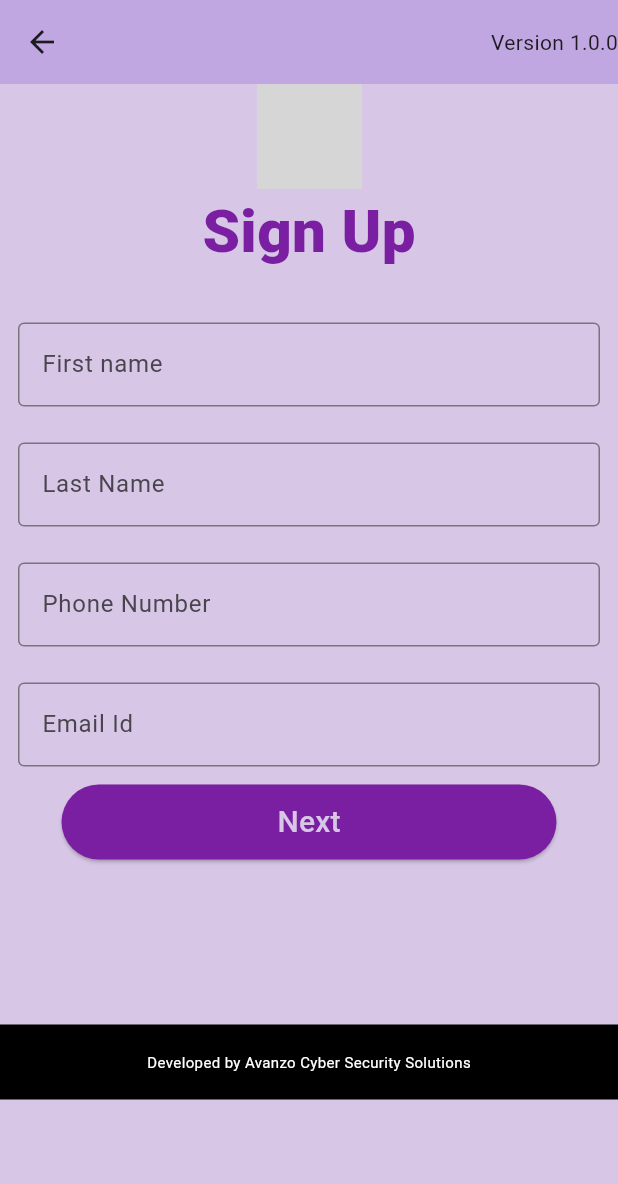
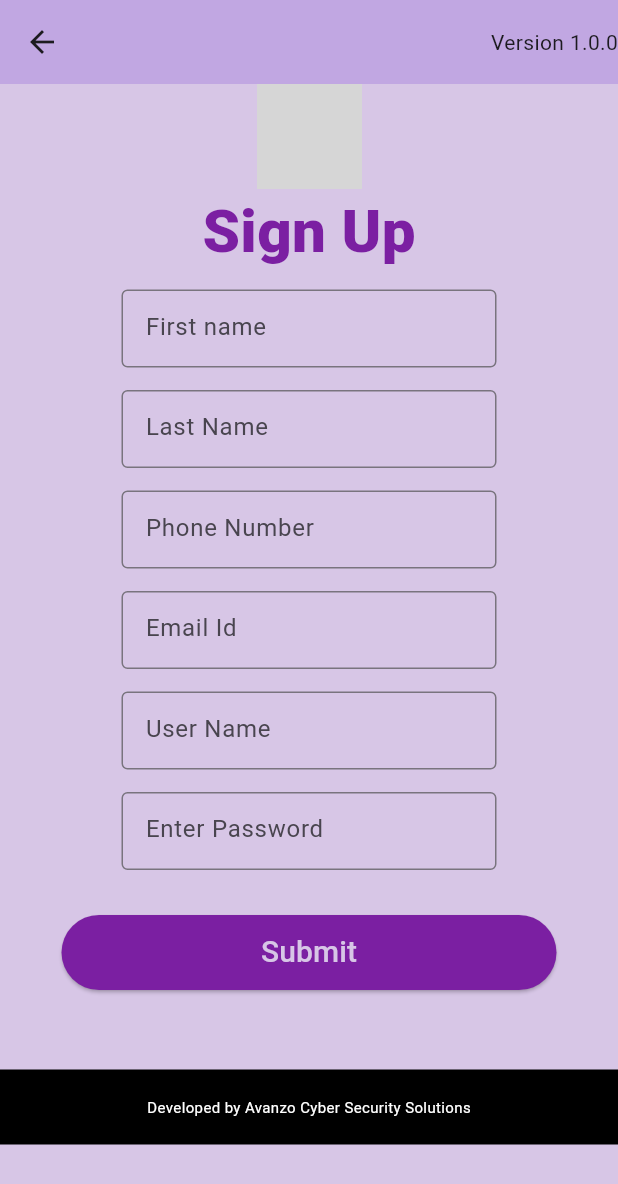
Before and after one commit to AdharshPS/CybotFork, a Flutter app: the SignUpScreen screen opened directly, on a phone screen of 412 x 824 dp. Shown: the top 1184 px of the screen. Run offline on Flutter 3.47's test engine with Material 3 defaults, Android fonts, the phone set to English and light mode, and no system bars; our stand-ins replace local_auth; grey boxes are pictures that could not be loaded.

Commit message:
updated screen

```diff
--- a/lib/view/signup_screen/signup_screen.dart
+++ b/lib/view/signup_screen/signup_screen.dart
@@ -4,6 +4,7 @@ import 'package:flutter/material.dart';
 import 'package:uri_launching/utilis/color_constant/color_constant.dart';
 //import 'package:uri_launching/view/authorization_screen/authorization_screen.dart';
 import 'package:http/http.dart' as http;
+import 'package:uri_launching/view/dashborad_screen/dashboard_screen.dart';
 
 class SignUpScreen extends StatefulWidget {
   const SignUpScreen({super.key});
@@ -17,12 +18,16 @@ class _SignUpScreenState extends State<SignUpScreen> {
   TextEditingController lastnamecontroller = TextEditingController();
   TextEditingController phnumbercontroller = TextEditingController();
   TextEditingController mailidcontroller = TextEditingController();
+  TextEditingController usernamecontroller = TextEditingController();
+  TextEditingController passwordcontroller = TextEditingController();
 
   Future<void> insertrecord() async {
     if (firstnamecontroller.text != "" ||
         lastnamecontroller.text != "" ||
         phnumbercontroller.text != "" ||
-        mailidcontroller.text != "") {
+        mailidcontroller.text != "" ||
+        usernamecontroller.text != "" ||
+        passwordcontroller.text != "") {
       try {
         String uri = "https://cybot.avanzosolutions.in/cybot/insert_record.php";
         var res = await http.post(Uri.parse(uri), body: {
@@ -30,6 +35,8 @@ class _SignUpScreenState extends State<SignUpScreen> {
           "lastnamecontroller": lastnamecontroller.text,
           "phnumbercontroller": phnumbercontroller.text,
           "mailidcontroller": mailidcontroller.text,
+          "usernamecontroller": usernamecontroller.text,
+          "passwordcontroller": passwordcontroller.text
         });
         var response = jsonDecode(res.body);
         if (response["success"] == "true") {
@@ -68,39 +75,89 @@ class _SignUpScreenState extends State<SignUpScreen> {
                   fontSize: 40),
             ),
             SizedBox(
-              height: 20,
+              height: 10,
             ),
             Padding(
-              padding: const EdgeInsets.all(12),
+              padding: const EdgeInsets.only(left: 30, right: 30, bottom: 15),
+              child: SizedBox(
+                height: 52,
+                width: 250,
                 child: TextFormField(
                   controller: firstnamecontroller,
                   decoration: InputDecoration(
                       hintText: "First name", border: OutlineInputBorder()),
                 ),
               ),
+            ),
             Padding(
-              padding: const EdgeInsets.all(12),
+              padding: const EdgeInsets.only(left: 30, right: 30, bottom: 15),
+              child: SizedBox(
+                height: 52,
+                width: 250,
                 child: TextFormField(
                   controller: lastnamecontroller,
                   decoration: InputDecoration(
                       hintText: "Last Name", border: OutlineInputBorder()),
                 ),
               ),
+            ),
             Padding(
-              padding: const EdgeInsets.all(12),
+              padding: const EdgeInsets.only(left: 30, right: 30, bottom: 15),
+              child: SizedBox(
+                height: 52,
+                width: 250,
                 child: TextFormField(
                   controller: phnumbercontroller,
                   decoration: InputDecoration(
                       hintText: "Phone Number", border: OutlineInputBorder()),
                 ),
               ),
+            ),
             Padding(
-              padding: const EdgeInsets.all(12),
+              padding: const EdgeInsets.only(left: 30, right: 30, bottom: 15),
+              child: SizedBox(
+                height: 52,
+                width: 250,
                 child: TextFormField(
                   controller: mailidcontroller,
                   decoration: InputDecoration(
                       hintText: "Email Id", border: OutlineInputBorder()),
                 ),
+              ),
+            ),
+            Padding(
+              padding: const EdgeInsets.only(left: 30, right: 30, bottom: 15),
+              child: SizedBox(
+                height: 52,
+                width: 250,
+                child: TextFormField(
+                  controller: usernamecontroller,
+                  decoration: InputDecoration(
+                      hintText: "User Name", border: OutlineInputBorder()),
+                ),
+              ),
+            ),
+            Padding(
+              padding: const EdgeInsets.only(left: 30, right: 30, bottom: 15),
+              child: SizedBox(
+                height: 52,
+                width: 250,
+                child: TextFormField(
+                  controller: passwordcontroller,
+                  decoration: InputDecoration(
+                      hintText: "Enter Password", border: OutlineInputBorder()),
+                ),
+              ),
+            ),
+            // Padding(
+            //   padding: const EdgeInsets.all(12),
+            //   child: TextFormField(
+            //     decoration: InputDecoration(
+            //         hintText: "Confirm Pssword", border: OutlineInputBorder()),
+            //   ),
+            // ),
+            SizedBox(
+              height: 15,
             ),
             ElevatedButton(
                 style: ButtonStyle(
@@ -109,14 +166,18 @@ class _SignUpScreenState extends State<SignUpScreen> {
                         MaterialStateProperty.all(Colorconstant.darkpurple)),
                 onPressed: () {
                   insertrecord();
+                  Navigator.push(
+                      context,
+                      MaterialPageRoute(
+                          builder: (context) => DashboardScreen()));
                 },
                 child: Text(
-                  "Next",
+                  "Submit",
                   style: TextStyle(
                       fontSize: 20, color: Colorconstant.pantonebackground),
                 )),
             SizedBox(
-              height: 110,
+              height: 53,
             ),
             Container(
               color: Colorconstant.mainblack,
```
Also changed, not shown: lib/view/authorization_screen/authorization_screen.dart (deleted, +0 -216 lines). Lines whose indentation alone changed are shown as unchanged.
